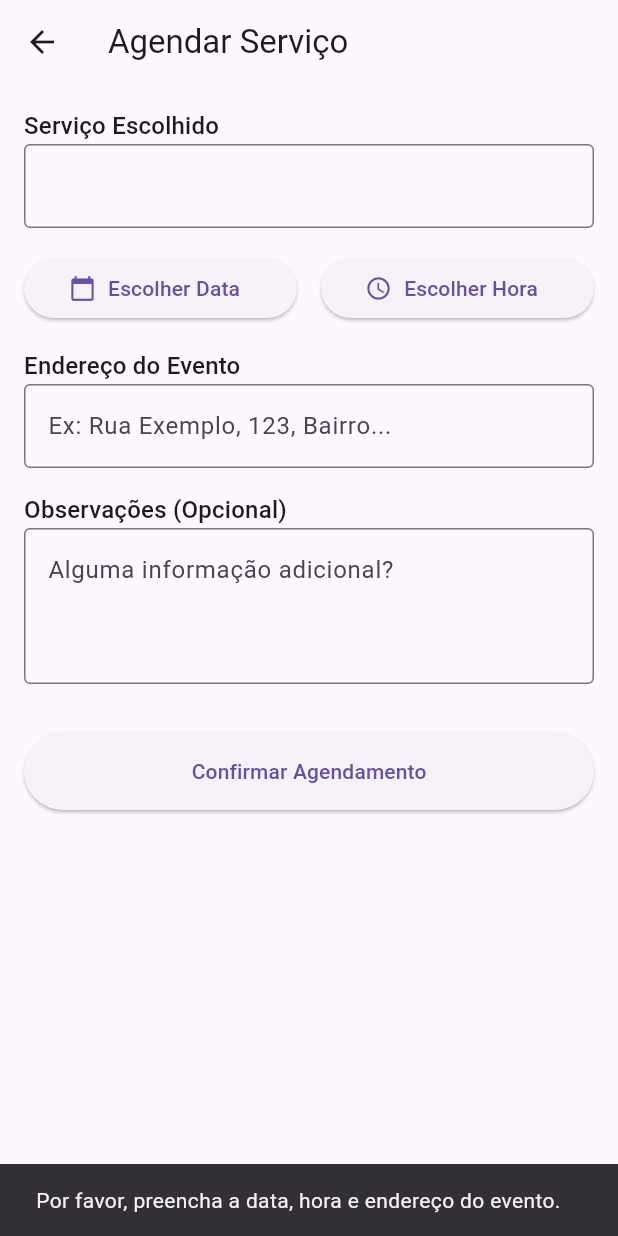
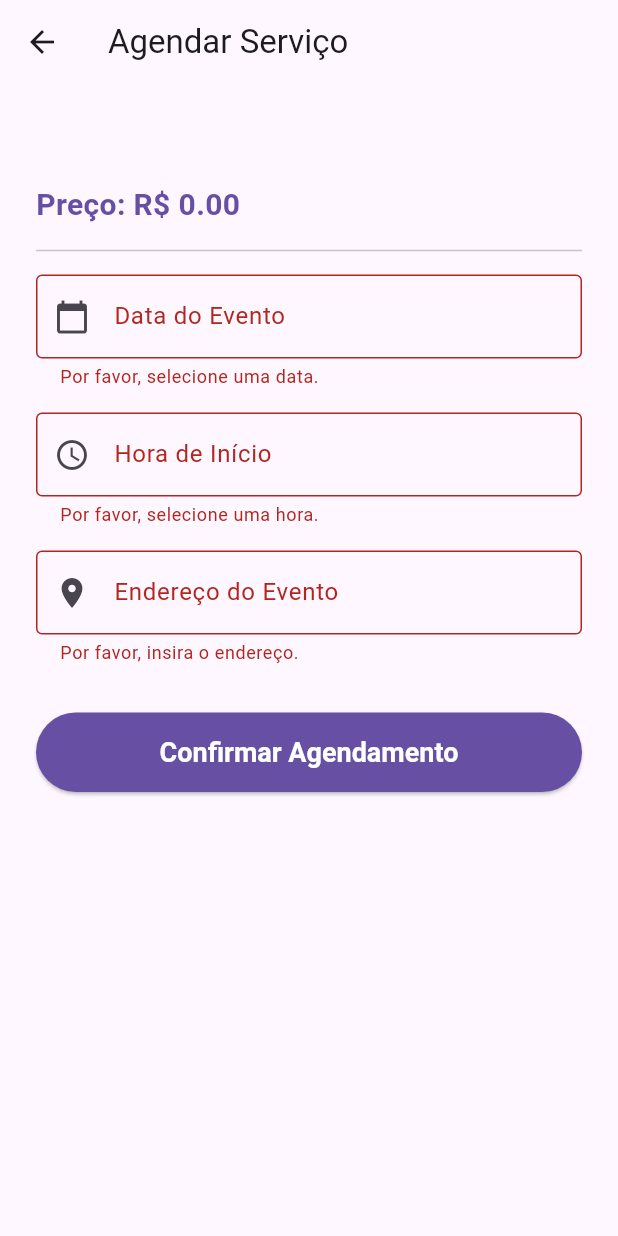
Before and after one commit to henriquevalim/app_eventos_flutter, a Flutter app: the ScheduleServiceScreen screen opened directly with empty values, after a tap on "Confirmar Agendamento", on a phone screen of 412 x 824 dp. Run offline on Flutter 3.47's test engine with Material 3 defaults, Android fonts, the phone set to English and light mode, and no system bars; our stand-ins replace cloud_firestore, firebase_auth, firebase_core; accounts and stored records are empty.

Commit message:
IA aprimorada e finalizado rota do agendamento

```diff
--- a/lib/screens/chat_screen.dart
+++ b/lib/screens/chat_screen.dart
@@ -21,8 +21,8 @@ class _ChatScreenState extends State<ChatScreen> {
   final List<ChatMessage> _messages = [];
   bool _isLoading = false;
 
-  // ESTE É O "CÉREBRO" DO  ASSISTENTE
-  // É aqui q defino o seu papel e conhecimento.
+  //"CÉREBRO" DO ASSISTENTE
+  // ATT: Agora inclui instruções para formatar a resposta em JSON.
   final String _systemPrompt = """
   Você é o "EvenTech Assistente", o assistente virtual amigável e profissional da EvenTech,
   uma empresa de estruturas para eventos no Rio Grande do Sul.
@@ -34,20 +34,35 @@ class _ChatScreenState extends State<ChatScreen> {
   instrua-o a usar o ecrã "Agendar" ou "Calendário" na aplicação.
 
   Aqui está a lista dos seus serviços, use-os como base para as suas respostas:
-
   - Montagem de Palco: A partir de R\$ 1800. Vários tamanhos (6x4m, 8x6m, 10x8m).
   - Deck e Pisos Elevados: A partir de R\$ 1500. Várias áreas (25m², 50m², 100m²).
-  - Sistema de Som: A partir de R\$ 800. Opções para pequeno, médio e grande porte.
+    - Sistema de Som: A partir de R\$ 800. Opções para pequeno, médio e grande porte.
   - Iluminação Profissional: A partir de R\$ 750. Opções de iluminação de pista, cénica ou completa.
   - Tenda Estruturada: A partir de R\$ 900. Opções de 5x5m e 10x10m.
   - Painel de LED: A partir de R\$ 1500. Vários tamanhos (3x2m, 4x3m, 5x3m).
   - Operador de Som (Técnico): Preço fixo de R\$ 500 por evento.
   - Operador de Luz (Iluminador): Preço fixo de R\$ 450 por evento.
 
-  Para serviços com variações, sempre informe o preço "A partir de" e sugira
-  que o cliente veja os detalhes e opções no ecrã do serviço.
+  Não responda a perguntas que não tenham relação com eventos ou com os serviços da empresa.
 
-  Não responda a perguntas que não tenham relação com eventos ou com os serviços da empresa.
+  IMPORTANTE: A sua resposta DEVE ser um objeto JSON.
+  O JSON deve ter SEMPRE a seguinte estrutura:
+  {
+    "respostaParaCliente": "Aqui vai o texto amigável da sua resposta.",
+    "servicoIdentificado": "Nome do serviço principal que o cliente perguntou, ou 'Nenhum'"
+  }
+
+  Exemplo: Se o utilizador perguntar 'Olá', a sua resposta deve ser:
+  {
+    "respostaParaCliente": "Olá! Sou o EvenTech Assistente. Como posso ajudar sobre os nossos serviços de palco, som e luz?",
+    "servicoIdentificado": "Nenhum"
+  }
+
+  Exemplo: Se o utilizador perguntar 'Quanto custa o palco?', a sua resposta deve ser:
+  {
+    "respostaParaCliente": "O nosso serviço de Montagem de Palco começa em R\$ 1800, com opções de 6x4m, 8x6m e 10x8m. Você pode ver todos os detalhes no ecrã do serviço.",
+    "servicoIdentificado": "Montagem de Palco"
+  }
   """;
 
   // Função chamada quando o utilizador prime "Enviar"
@@ -64,9 +79,8 @@ class _ChatScreenState extends State<ChatScreen> {
     _controller.clear();
 
     try {
-      // Configurações da API do Gemini
-      // A chave API é deixada em branco, pois será fornecida pelo ambiente
-      const apiKey = "AIzaSyBiaS8qdEXdWThhSze2K9sluI4hI11Zyt8";
+      // A chave de API
+      const apiKey = "AIzaSyBiaS8qdEXdWThhSze2K9sluI4hI11Zyt8"; //
       const apiUrl = "https://generativelanguage.googleapis.com/v1beta/models/gemini-2.5-flash-preview-09-2025:generateContent?key=$apiKey";
 
       final headers = {'Content-Type': 'application/json'};
@@ -85,6 +99,10 @@ class _ChatScreenState extends State<ChatScreen> {
             {'text': _systemPrompt}
           ]
         },
+        // ATUALIZAÇÃO: Dizemos à API que queremos uma resposta JSON
+        'generationConfig': {
+          'responseMimeType': 'application/json',
+        }
       });
 
       // Faz a chamada à API
@@ -96,8 +114,21 @@ class _ChatScreenState extends State<ChatScreen> {
 
       if (response.statusCode == 200) {
         final result = jsonDecode(response.body);
-        // Extrai a resposta da IA
-        final aiResponse = result['candidates'][0]['content']['parts'][0]['text'];
+
+        //  A resposta agora é um JSON *dentro* do campo 'text'
+        final String jsonText = result['candidates'][0]['content']['parts'][0]['text'];
+
+        // **PARSE**
+        //(análise) desse JSON
+        final Map<String, dynamic> aiJsonResponse = jsonDecode(jsonText);
+
+        debugPrint("--- JSON COMPLETO RECEBIDO ---");
+        debugPrint(aiJsonResponse.toString());
+        debugPrint("--- SERVIÇO IDENTIFICADO (DO PARSE) ---");
+        debugPrint(aiJsonResponse['servicoIdentificado']);
+
+        // Extrai o texto de dentro do JSON
+        final String aiResponse = aiJsonResponse['respostaParaCliente'] ?? "Desculpe, não entendi a resposta da IA.";
 
         // Adiciona a resposta da IA ao ecrã
         setState(() {
--- a/lib/screens/login_screen.dart
+++ b/lib/screens/login_screen.dart
@@ -116,7 +116,7 @@ class _LoginScreenState extends State<LoginScreen> {
                       : const Text('Entrar', style: TextStyle(fontSize: 16)),
                 ),
               ),
-              // Seu código de UI para o botão de cadastro...
+              //  código de UI para o botão de cadastro...
               Row(
                 mainAxisAlignment: MainAxisAlignment.center,
                 children: [
--- a/lib/screens/schedule_service_screen.dart
+++ b/lib/screens/schedule_service_screen.dart
@@ -1,16 +1,18 @@
+import 'package:flutter/material.dart';
 import 'package:cloud_firestore/cloud_firestore.dart';
 import 'package:firebase_auth/firebase_auth.dart';
-import 'package:flutter/material.dart';
+import 'package:intl/intl.dart'; // Para formatar a data
+import 'package:url_launcher/url_launcher.dart'; // Pacote para abrir o WhatsApp
 
-// O ecrã de agendamento agora aceita uma variação opcional.
 class ScheduleServiceScreen extends StatefulWidget {
   final Map<String, dynamic> service;
+  // ATUALIZAÇÃO: Tornámos a variação opcional (nullable) para corrigir o erro
   final Map<String, dynamic>? selectedVariation;
 
   const ScheduleServiceScreen({
     super.key,
     required this.service,
-    this.selectedVariation,
+    this.selectedVariation, // ATUALIZAÇÃO: Agora é opcional
   });
 
   @override
@@ -18,12 +20,16 @@ class ScheduleServiceScreen extends StatefulWidget {
 }
 
 class _ScheduleServiceScreenState extends State<ScheduleServiceScreen> {
-  final _addressController = TextEditingController();
-  final _notesController = TextEditingController();
+  final _formKey = GlobalKey<FormState>();
   DateTime? _selectedDate;
   TimeOfDay? _selectedTime;
+  String _address = '';
   bool _isLoading = false;
 
+  final TextEditingController _dateController = TextEditingController();
+  final TextEditingController _timeController = TextEditingController();
+
+  // Função para selecionar a data
   Future<void> _selectDate(BuildContext context) async {
     final DateTime? picked = await showDatePicker(
       context: context,
@@ -34,10 +40,12 @@ class _ScheduleServiceScreenState extends State<ScheduleServiceScreen> {
     if (picked != null && picked != _selectedDate) {
       setState(() {
         _selectedDate = picked;
+        _dateController.text = DateFormat('dd/MM/yyyy').format(picked);
       });
     }
   }
 
+  // Função para selecionar a hora
   Future<void> _selectTime(BuildContext context) async {
     final TimeOfDay? picked = await showTimePicker(
       context: context,
@@ -46,27 +54,28 @@ class _ScheduleServiceScreenState extends State<ScheduleServiceScreen> {
     if (picked != null && picked != _selectedTime) {
       setState(() {
         _selectedTime = picked;
+        _timeController.text = picked.format(context);
       });
     }
   }
 
-  // A função de guardar foi atualizada para incluir os dados da variação.
+  // Função principal de agendamento
   Future<void> _scheduleService() async {
-    if (_selectedDate == null || _selectedTime == null || _addressController.text.isEmpty) {
-      ScaffoldMessenger.of(context).showSnackBar(
-        const SnackBar(content: Text('Por favor, preencha a data, hora e endereço do evento.')),
-      );
-      return;
+    if (!_formKey.currentState!.validate()) {
+      return; // Se o formulário for inválido, não faz nada
     }
 
-    setState(() { _isLoading = true; });
+    setState(() {
+      _isLoading = true;
+    });
 
+    try {
       final user = FirebaseAuth.instance.currentUser;
       if (user == null) {
-      setState(() { _isLoading = false; });
-      return;
+        throw Exception("Utilizador não autenticado.");
       }
 
+      // Combina a data e a hora selecionadas
       final eventDateTime = DateTime(
         _selectedDate!.year,
         _selectedDate!.month,
@@ -75,100 +84,213 @@ class _ScheduleServiceScreenState extends State<ScheduleServiceScreen> {
         _selectedTime!.minute,
       );
 
-    // Determina o nome e o preço a serem guardados, com base na variação.
-    final String finalServiceName = widget.service['name'];
-    final num finalPrice = widget.selectedVariation?['price'] ?? widget.service['price'];
-    final String? finalVariationDescription = widget.selectedVariation?['size'];
+      // ATUALIZAÇÃO: Verifica se há uma variação ou se é um preço base
+      // Esta lógica agora lida com 'selectedVariation' sendo nulo
+      final bool hasVariation = widget.selectedVariation != null && widget.selectedVariation!.isNotEmpty;
+      final String variationSize = hasVariation ? widget.selectedVariation!['size'] : 'Serviço Padrão';
+      // 'price' ou 'basePrice'
+      final num priceFromService = widget.service['price'] ?? widget.service['basePrice'] ?? 0;
+      final num variationPrice = hasVariation ? widget.selectedVariation!['price'] : priceFromService;
 
-    try {
+
+      // 1. Salva o agendamento no Firestore
       await FirebaseFirestore.instance.collection('appointments').add({
         'userId': user.uid,
         'serviceId': widget.service['id'],
-        'serviceName': finalServiceName,
-        'servicePrice': finalPrice,
-        // Novo campo para a descrição da variação.
-        'serviceVariation': finalVariationDescription,
+        'serviceName': widget.service['name'],
+        'variationSize': variationSize,
+        'variationPrice': variationPrice,
         'eventDate': Timestamp.fromDate(eventDateTime),
-        'eventAddress': _addressController.text,
-        'notes': _notesController.text,
+        'address': _address,
         'status': 'Pendente',
         'createdAt': FieldValue.serverTimestamp(),
       });
 
+      // 2. Prepara a mensagem para o WhatsApp
+      final String formattedDate = DateFormat('dd/MM/yyyy \'às\' HH:mm').format(eventDateTime);
+      final String finalMessage = """
+*Novo Pedido de Agendamento (EvenTech App)*
+
+Um novo pedido de agendamento foi realizado:
+
+*Serviço:* ${widget.service['name']}
+*Opção:* $variationSize
+*Preço:* R\$ $variationPrice
+*Data:* $formattedDate
+*Endereço:* $_address
+
+*Cliente:* ${user.email ?? 'Email não disponível'}
+""";
+
+      // 3. Tenta abrir o WhatsApp com a mensagem
+      await _launchWhatsApp(finalMessage);
+
+      // Mostra o sucesso para o cliente
+      if (mounted) {
         ScaffoldMessenger.of(context).showSnackBar(
-        const SnackBar(content: Text('Agendamento solicitado com sucesso!')),
+          const SnackBar(
+            content: Text('Agendamento solicitado com sucesso!'),
+            backgroundColor: Colors.green,
+          ),
+        );
+        Navigator.of(context).popUntil((route) => route.isFirst);
+      }
+
+    } catch (e) {
+      if (mounted) {
+        ScaffoldMessenger.of(context).showSnackBar(
+          SnackBar(
+            content: Text('Erro ao agendar: $e'),
+            backgroundColor: Colors.red,
+          ),
+        );
+      }
+    } finally {
+      if (mounted) {
+        setState(() {
+          _isLoading = false;
+        });
+      }
+    }
+  }
+
+  // Função para formatar a mensagem e abrir o WhatsApp
+  Future<void> _launchWhatsApp(String message) async {
+
+    const adminPhoneNumber = '5551920005515'; //
+
+    // Codifica a mensagem para ser segura num URL
+    final String encodedMessage = Uri.encodeComponent(message);
+
+    // Cria o link do WhatsApp
+    final Uri whatsappUri = Uri.parse(
+        'https://wa.me/$adminPhoneNumber?text=$encodedMessage'
     );
 
-      Navigator.of(context).popUntil((route) => route.isFirst);
-
-    } catch (e) {
+    // Tenta abrir o link
+    if (await canLaunchUrl(whatsappUri)) {
+      await launchUrl(whatsappUri, mode: LaunchMode.externalApplication);
+    } else {
+      // Se não conseguir abrir
+      debugPrint("Não foi possível abrir o WhatsApp.");
+      if (mounted) {
         ScaffoldMessenger.of(context).showSnackBar(
-        SnackBar(content: Text('Ocorreu um erro: $e')),
+          const SnackBar(
+            content: Text('Agendamento salvo, mas não foi possível notificar via WhatsApp.'),
+            backgroundColor: Colors.orange,
+          ),
         );
-      setState(() { _isLoading = false; });
+      }
     }
   }
 
   @override
+  void dispose() {
+    _dateController.dispose();
+    _timeController.dispose();
+    super.dispose();
+  }
+
+  @override
   Widget build(BuildContext context) {
-    // Determina o nome do serviço a ser exibido no formulário.
-    final String displayName = widget.selectedVariation != null
-        ? '${widget.service['name']} (${widget.selectedVariation!['size']})'
-        : widget.service['name'];
+    //  Lógica para lidar com variação nula
+    String serviceName = widget.service['name'] ?? 'Serviço';
+    final bool hasVariation = widget.selectedVariation != null && widget.selectedVariation!.isNotEmpty;
+    final String variationName = hasVariation ? widget.selectedVariation!['size'] : 'Serviço Padrão';
+    // 'price' ou 'basePrice'
+    final num priceFromService = widget.service['price'] ?? widget.service['basePrice'] ?? 0.0;
+    final double variationPrice = (hasVariation ? widget.selectedVariation!['price'] : priceFromService).toDouble();
 
     return Scaffold(
       appBar: AppBar(
         title: const Text('Agendar Serviço'),
       ),
       body: SingleChildScrollView(
-        padding: const EdgeInsets.all(16.0),
+        padding: const EdgeInsets.all(24.0),
+        child: Form(
+          key: _formKey,
           child: Column(
             crossAxisAlignment: CrossAxisAlignment.start,
             children: [
-            Text('Serviço Escolhido', style: Theme.of(context).textTheme.titleMedium),
-            TextField(
-              controller: TextEditingController(text: displayName),
+              Text(
+                serviceName,
+                style: const TextStyle(
+                  fontSize: 24,
+                  fontWeight: FontWeight.bold,
+                ),
+              ),
+              const SizedBox(height: 8),
+              //  Só mostra a opção se ela existir (e não for "Serviço Padrão")
+              if (hasVariation && variationName != 'Serviço Padrão')
+                Text(
+                  'Opção: $variationName',
+                  style: const TextStyle(
+                    fontSize: 16,
+                    color: Colors.black54,
+                  ),
+                ),
+              if (hasVariation && variationName != 'Serviço Padrão') const SizedBox(height: 8),
+              Text(
+                'Preço: R\$ ${variationPrice.toStringAsFixed(2)}',
+                style: TextStyle(
+                  fontSize: 20,
+                  fontWeight: FontWeight.bold,
+                  color: Theme.of(context).primaryColor,
+                ),
+              ),
+              const Divider(height: 32),
+              TextFormField(
+                controller: _dateController,
+                decoration: const InputDecoration(
+                  labelText: 'Data do Evento',
+                  hintText: 'Selecione a data',
+                  prefixIcon: Icon(Icons.calendar_today),
+                  border: OutlineInputBorder(),
+                ),
                 readOnly: true,
-              decoration: const InputDecoration(border: OutlineInputBorder()),
+                onTap: () => _selectDate(context),
+                validator: (value) {
+                  if (_selectedDate == null) {
+                    return 'Por favor, selecione uma data.';
+                  }
+                  return null;
+                },
               ),
               const SizedBox(height: 16),
-            Row(
-              children: [
-                Expanded(
-                  child: ElevatedButton.icon(
-                    onPressed: () => _selectDate(context),
-                    icon: const Icon(Icons.calendar_today),
-                    label: Text(_selectedDate == null ? 'Escolher Data' : '${_selectedDate!.day}/${_selectedDate!.month}/${_selectedDate!.year}'),
+              TextFormField(
+                controller: _timeController,
+                decoration: const InputDecoration(
+                  labelText: 'Hora de Início',
+                  hintText: 'Selecione a hora',
+                  prefixIcon: Icon(Icons.access_time),
+                  border: OutlineInputBorder(),
                 ),
-                ),
-                const SizedBox(width: 16),
-                Expanded(
-                  child: ElevatedButton.icon(
-                    onPressed: () => _selectTime(context),
-                    icon: const Icon(Icons.access_time),
-                    label: Text(_selectedTime == null ? 'Escolher Hora' : _selectedTime!.format(context)),
-                  ),
-                ),
-              ],
+                readOnly: true,
+                onTap: () => _selectTime(context),
+                validator: (value) {
+                  if (_selectedTime == null) {
+                    return 'Por favor, selecione uma hora.';
+                  }
+                  return null;
+                },
               ),
               const SizedBox(height: 16),
-            Text('Endereço do Evento', style: Theme.of(context).textTheme.titleMedium),
-            TextField(
-              controller: _addressController,
+              TextFormField(
                 decoration: const InputDecoration(
+                  labelText: 'Endereço do Evento',
+                  hintText: 'Ex: Rua, Número, Bairro, Cidade',
+                  prefixIcon: Icon(Icons.location_on),
                   border: OutlineInputBorder(),
-                  hintText: 'Ex: Rua Exemplo, 123, Bairro...'
                 ),
-            ),
-            const SizedBox(height: 16),
-            Text('Observações (Opcional)', style: Theme.of(context).textTheme.titleMedium),
-            TextField(
-              controller: _notesController,
-              maxLines: 3,
-              decoration: const InputDecoration(
-                  border: OutlineInputBorder(),
-                  hintText: 'Alguma informação adicional?'
-              ),
+                onChanged: (value) {
+                  _address = value;
+                },
+                validator: (value) {
+                  if (value == null || value.trim().isEmpty) {
+                    return 'Por favor, insira o endereço.';
+                  }
+                  return null;
+                },
               ),
               const SizedBox(height: 32),
               SizedBox(
@@ -177,15 +299,29 @@ class _ScheduleServiceScreenState extends State<ScheduleServiceScreen> {
                   onPressed: _isLoading ? null : _scheduleService,
                   style: ElevatedButton.styleFrom(
                     padding: const EdgeInsets.symmetric(vertical: 16),
+                    backgroundColor: Theme.of(context).primaryColor,
+                    foregroundColor: Colors.white,
+                    textStyle: const TextStyle(
+                      fontSize: 18,
+                      fontWeight: FontWeight.bold,
+                    ),
                   ),
                   child: _isLoading
-                    ? const CircularProgressIndicator(color: Colors.white,)
+                      ? const SizedBox(
+                    width: 24,
+                    height: 24,
+                    child: CircularProgressIndicator(
+                      color: Colors.white,
+                      strokeWidth: 3,
+                    ),
+                  )
                       : const Text('Confirmar Agendamento'),
                 ),
               ),
             ],
           ),
         ),
+      ),
     );
   }
 }
--- a/pubspec.yaml
+++ b/pubspec.yaml
@@ -37,6 +37,7 @@ dependencies:
   cloud_firestore: ^4.9.1
   intl: ^0.20.2
   http: ^1.2.1
+  url_launcher: ^6.3.2
 
 dev_dependencies:
   flutter_test:
```
Also changed, not shown: pubspec.lock, 1 other file. Lines whose indentation alone changed are shown as unchanged.
